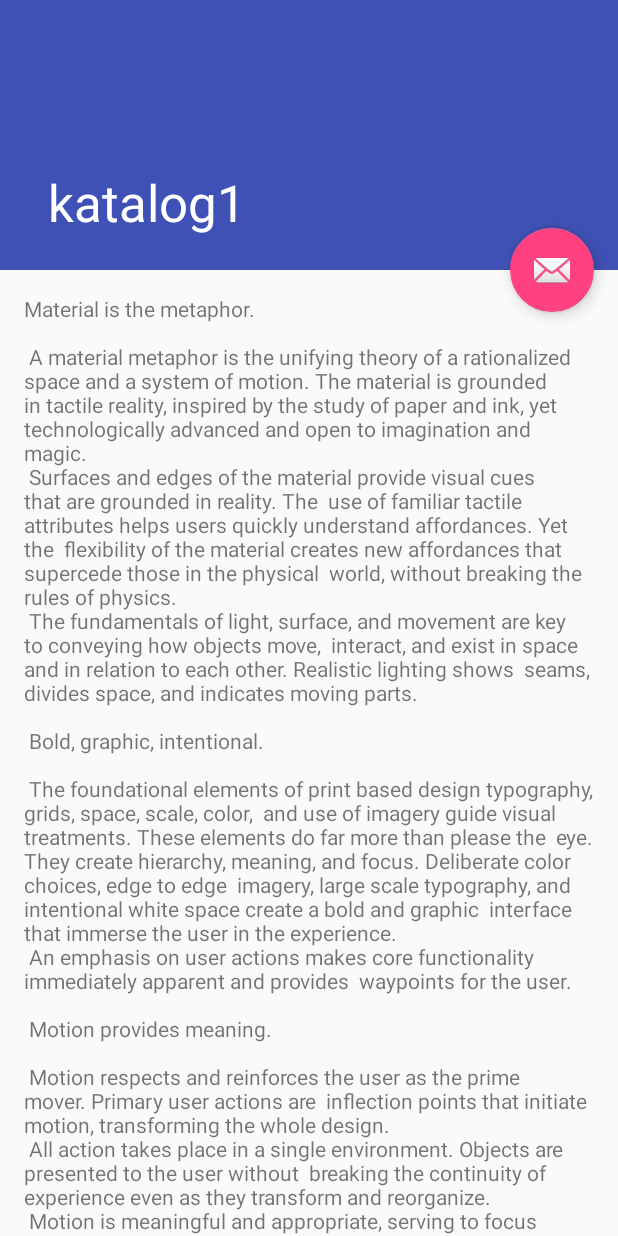
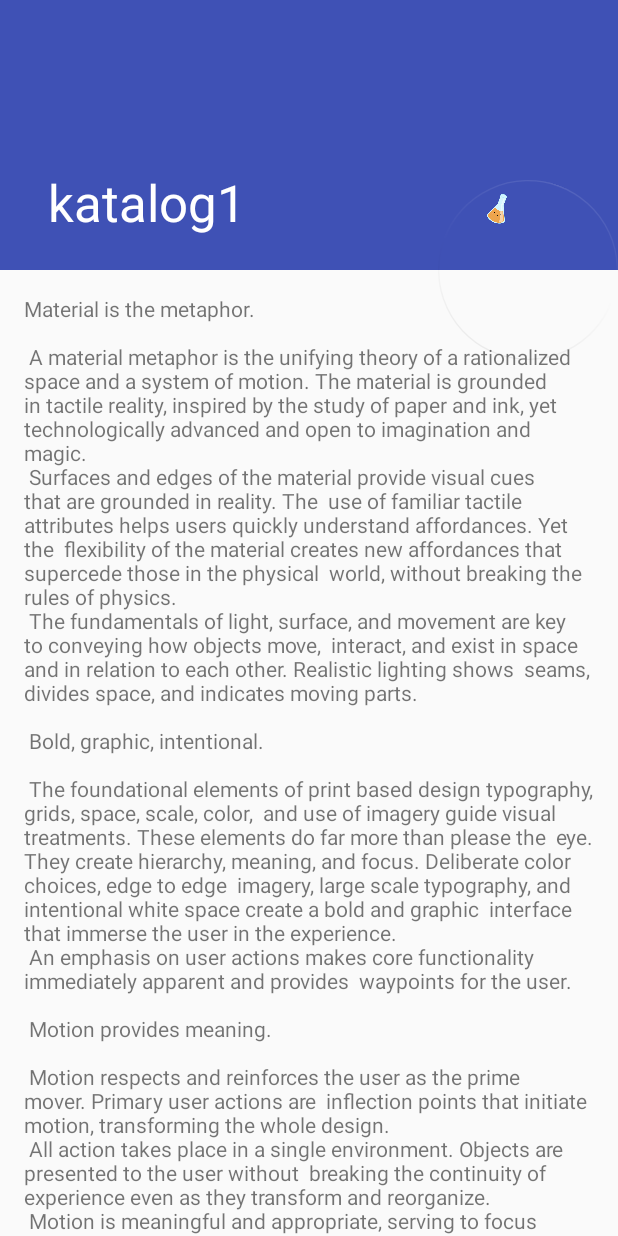
Before and after one commit to azizashari/kabakilab, an Android app: the katalog1 screen opened directly, with no data from a screen before it, on a phone screen of 412 x 824 dp. Run offline under Robolectric (Android 15) with nearby library versions, the phone set to English and light mode, and no system bars.

Commit message:
erlenmeyer

```diff
--- a/app/src/main/res/layout/activity_katalog1.xml
+++ b/app/src/main/res/layout/activity_katalog1.xml
@@ -36,11 +36,13 @@
 
     <android.support.design.widget.FloatingActionButton
         android:id="@+id/fab"
-        android:layout_width="wrap_content"
-        android:layout_height="wrap_content"
-        android:layout_margin="@dimen/fab_margin"
+        android:layout_width="120dp"
+        android:layout_height="120dp"
+        android:rotation="20"
+        android:src="@drawable/kawaii_erlenmeyer"
+        app:elevation="0dp"
+        app:backgroundTint="@android:color/transparent"
         app:layout_anchor="@id/app_bar"
-        app:layout_anchorGravity="bottom|end"
-        app:srcCompat="@android:drawable/ic_dialog_email" />
+        app:layout_anchorGravity="bottom|end" />
 
 </android.support.design.widget.CoordinatorLayout>
```
Also changed, not shown: app/src/main/res/drawable-hdpi/kawaii_erlenmeyer.png (added), app/src/main/res/drawable-mdpi/kawaii_erlenmeyer.png (added), app/src/main/res/drawable-xhdpi/kawaii_erlenmeyer.png (added), app/src/main/res/drawable-xxhdpi/kawaii_erlenmeyer.png (added), app/src/main/res/drawable-xxxhdpi/kawaii_erlenmeyer.png (added).
